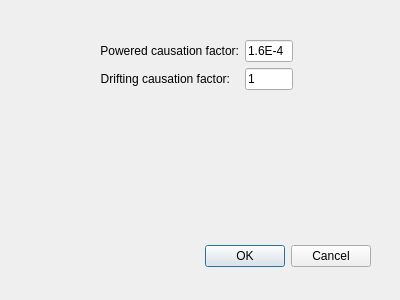
First picture: the form in ui/causation_factors.ui, repository axelande/OMRAT, before the edit.
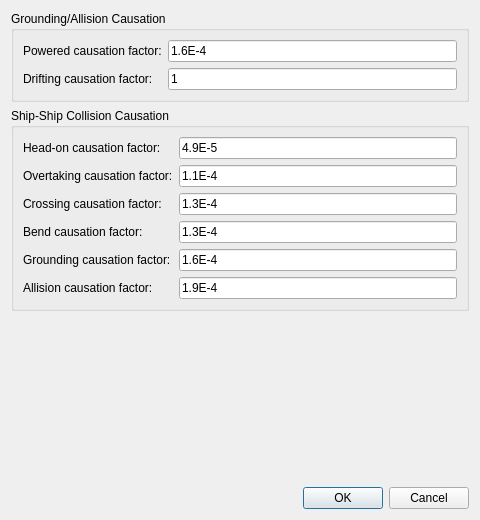
Second picture: the form after the edit.

What changed in the file:
```diff
--- a/ui/causation_factors.ui
+++ b/ui/causation_factors.ui
@@ -6,47 +6,28 @@
    <rect>
     <x>0</x>
     <y>0</y>
-    <width>400</width>
-    <height>300</height>
+    <width>480</width>
+    <height>520</height>
    </rect>
   </property>
   <property name="windowTitle">
    <string>Causation Factors</string>
   </property>
-  <widget class="QDialogButtonBox" name="buttonBox">
-   <property name="geometry">
-    <rect>
-     <x>30</x>
-     <y>240</y>
-     <width>341</width>
-     <height>32</height>
-    </rect>
-   </property>
-   <property name="orientation">
-    <enum>Qt::Horizontal</enum>
-   </property>
-   <property name="standardButtons">
-    <set>QDialogButtonBox::Cancel|QDialogButtonBox::Ok</set>
-   </property>
-  </widget>
-  <widget class="QWidget" name="formLayoutWidget">
-   <property name="geometry">
-    <rect>
-     <x>100</x>
-     <y>40</y>
-     <width>193</width>
-     <height>80</height>
-    </rect>
+  <layout class="QVBoxLayout" name="mainLayout">
+   <item>
+    <widget class="QGroupBox" name="groupBoxGrounding">
+     <property name="title">
+      <string>Grounding/Allision Causation</string>
    </property>
    <layout class="QFormLayout" name="formLayout">
+      <property name="fieldGrowthPolicy">
+       <enum>QFormLayout::ExpandingFieldsGrow</enum>
+      </property>
     <item row="0" column="0">
      <widget class="QLabel" name="label_20">
       <property name="text">
        <string>Powered causation factor:</string>
       </property>
-      <property name="alignment">
-       <set>Qt::AlignRight|Qt::AlignTrailing|Qt::AlignVCenter</set>
-      </property>
      </widget>
     </item>
     <item row="0" column="1">
@@ -61,9 +42,6 @@
       <property name="text">
        <string>Drifting causation factor:</string>
       </property>
-      <property name="alignment">
-       <set>Qt::AlignRight|Qt::AlignTrailing|Qt::AlignVCenter</set>
-      </property>
      </widget>
     </item>
     <item row="1" column="1">
@@ -75,6 +53,127 @@
     </item>
    </layout>
   </widget>
+   </item>
+   <item>
+    <widget class="QGroupBox" name="groupBoxCollision">
+     <property name="title">
+      <string>Ship-Ship Collision Causation</string>
+     </property>
+     <layout class="QFormLayout" name="formLayout_2">
+      <property name="fieldGrowthPolicy">
+       <enum>QFormLayout::ExpandingFieldsGrow</enum>
+      </property>
+      <item row="0" column="0">
+       <widget class="QLabel" name="labelHeadOnCf">
+        <property name="text">
+         <string>Head-on causation factor:</string>
+        </property>
+       </widget>
+      </item>
+      <item row="0" column="1">
+       <widget class="QLineEdit" name="leHeadOnCf">
+        <property name="text">
+         <string>4.9E-5</string>
+        </property>
+       </widget>
+      </item>
+      <item row="1" column="0">
+       <widget class="QLabel" name="labelOvertakingCf">
+        <property name="text">
+         <string>Overtaking causation factor:</string>
+        </property>
+       </widget>
+      </item>
+      <item row="1" column="1">
+       <widget class="QLineEdit" name="leOvertakingCf">
+        <property name="text">
+         <string>1.1E-4</string>
+        </property>
+       </widget>
+      </item>
+      <item row="2" column="0">
+       <widget class="QLabel" name="labelCrossingCf">
+        <property name="text">
+         <string>Crossing causation factor:</string>
+        </property>
+       </widget>
+      </item>
+      <item row="2" column="1">
+       <widget class="QLineEdit" name="leCrossingCf">
+        <property name="text">
+         <string>1.3E-4</string>
+        </property>
+       </widget>
+      </item>
+      <item row="3" column="0">
+       <widget class="QLabel" name="labelBendCf">
+        <property name="text">
+         <string>Bend causation factor:</string>
+        </property>
+       </widget>
+      </item>
+      <item row="3" column="1">
+       <widget class="QLineEdit" name="leBendCf">
+        <property name="text">
+         <string>1.3E-4</string>
+        </property>
+       </widget>
+      </item>
+      <item row="4" column="0">
+       <widget class="QLabel" name="labelGroundingCf">
+        <property name="text">
+         <string>Grounding causation factor:</string>
+        </property>
+       </widget>
+      </item>
+      <item row="4" column="1">
+       <widget class="QLineEdit" name="leGroundingCf">
+        <property name="text">
+         <string>1.6E-4</string>
+        </property>
+       </widget>
+      </item>
+      <item row="5" column="0">
+       <widget class="QLabel" name="labelAllisionCf">
+        <property name="text">
+         <string>Allision causation factor:</string>
+        </property>
+       </widget>
+      </item>
+      <item row="5" column="1">
+       <widget class="QLineEdit" name="leAllisionCf">
+        <property name="text">
+         <string>1.9E-4</string>
+        </property>
+       </widget>
+      </item>
+     </layout>
+    </widget>
+   </item>
+   <item>
+    <spacer name="verticalSpacer">
+     <property name="orientation">
+      <enum>Qt::Vertical</enum>
+     </property>
+     <property name="sizeHint" stdset="0">
+      <size>
+       <width>20</width>
+       <height>40</height>
+      </size>
+     </property>
+    </spacer>
+   </item>
+   <item>
+    <widget class="QDialogButtonBox" name="buttonBox">
+     <property name="orientation">
+      <enum>Qt::Horizontal</enum>
+     </property>
+     <property name="standardButtons">
+      <set>QDialogButtonBox::Cancel|QDialogButtonBox::Ok</set>
+     </property>
+    </widget>
+   </item>
+  </layout>
  </widget>
  <resources/>
  <connections>
```
Lines whose indentation alone changed are shown as unchanged.
